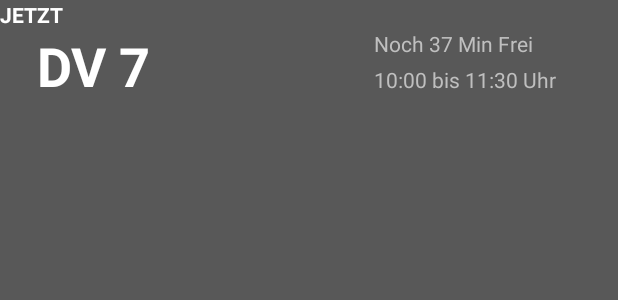
After one commit to MasterSS2018App/MasterAppSS2018, an Android app: the layout layout_lstentry.xml on its own in the app's theme, with its tools: preview values and no code run, on a phone screen of 412 x 824 dp. The commit adds this screen. Shown: the top 300 px of the screen. Run offline under Robolectric (Android 15) with nearby library versions, the phone set to English and light mode, and no system bars.

Commit message:
SQL fast fertig

```diff
--- a/app/src/main/java/com/hm_master/masterapp/MainActivity.java
+++ b/app/src/main/java/com/hm_master/masterapp/MainActivity.java
@@ -19,7 +19,7 @@ public class MainActivity extends AppCompatActivity
     public static Toolbar toolbar;
     public static MainActivity Instance;
     public static NavigationView navigationView;
-
+    public static DatabaseHelper SqLiteDB;
     /**
      * The {@link android.support.v4.view.PagerAdapter} that will provide
      * fragments for each of the sections. We use a
@@ -35,6 +35,8 @@ public class MainActivity extends AppCompatActivity
 
         super.onCreate(savedInstanceState);
         Instance = this;
+        SqLiteDB = new DatabaseHelper(this);
+
         setContentView(R.layout.activity_main);
         toolbar = (Toolbar) findViewById(R.id.toolbar);
         setSupportActionBar(toolbar);
--- /dev/null
+++ b/app/src/main/res/layout/layout_lstentry.xml
@@ -0,0 +1,86 @@
+<?xml version="1.0" encoding="utf-8"?>
+<android.support.constraint.ConstraintLayout
+    xmlns:android="http://schemas.android.com/apk/res/android"
+    xmlns:app="http://schemas.android.com/apk/res-auto"
+    xmlns:tools="http://schemas.android.com/tools"
+    android:layout_width="match_parent"
+    android:layout_height="match_parent"
+    android:background="@color/colorBackground">
+
+    <TableLayout
+        android:layout_width="match_parent"
+        android:layout_height="match_parent">
+
+        <TableRow
+            android:layout_width="match_parent"
+            android:layout_height="match_parent" >
+
+            <TextView
+                android:id="@+id/entry_When"
+                android:layout_width="wrap_content"
+                android:layout_height="wrap_content"
+                android:text="TextView"
+                android:textAllCaps="true"
+                android:textColor="@color/colorEntryRoom"
+                android:textStyle="bold"
+                tools:text="Jetzt" />
+        </TableRow>
+
+        <TableRow
+            android:layout_width="match_parent"
+            android:layout_height="match_parent"
+            android:orientation="vertical">
+
+            <LinearLayout
+                android:layout_width="374dp"
+                android:layout_height="match_parent">
+
+                <TextView
+                    android:id="@+id/entry_Room"
+                    android:layout_width="match_parent"
+                    android:layout_height="match_parent"
+                    android:layout_weight="1"
+                    android:text="TextView"
+                    android:textAlignment="center"
+                    android:textColor="@color/colorEntryRoom"
+                    android:textSize="36sp"
+                    android:textStyle="bold"
+                    tools:text="DV 7" />
+
+                <Space
+                    android:layout_width="match_parent"
+                    android:layout_height="match_parent"
+                    android:layout_weight="1" />
+
+                <LinearLayout
+                    android:layout_width="match_parent"
+                    android:layout_height="match_parent"
+                    android:layout_weight="1"
+                    android:orientation="vertical">
+
+                    <TextView
+                        android:id="@+id/entry_Duration"
+                        android:layout_width="wrap_content"
+                        android:layout_height="wrap_content"
+                        android:layout_gravity="left"
+                        android:layout_weight="1"
+                        android:text="TextView"
+                        android:textColor="@color/colorEntryDetails"
+                        tools:text="Noch 37 Min Frei" />
+
+                    <TextView
+                        android:id="@+id/entry_Time"
+                        android:layout_width="wrap_content"
+                        android:layout_height="wrap_content"
+                        android:layout_gravity="left"
+                        android:layout_weight="1"
+                        android:text="10:00 bis 11:30 Uhr"
+                        android:textColor="@color/colorEntryDetails" />
+                </LinearLayout>
+
+            </LinearLayout>
+
+        </TableRow>
+
+    </TableLayout>
+</android.support.constraint.ConstraintLayout>
--- a/app/src/main/res/values/colors.xml
+++ b/app/src/main/res/values/colors.xml
@@ -9,4 +9,9 @@
 
     <!-- Tabindexer Markierung -->
     <color name="TabIndexer">#dcdcdc</color>
+
+
+    <!-- List Entry -->
+    <color name="colorEntryRoom">#ffffff</color>
+    <color name="colorEntryDetails">#bfbfbf</color>
 </resources>
```
Also changed, not shown: app/src/main/java/com/hm_master/masterapp/DatabaseHelper.java (+136 -7 lines), app/src/main/java/com/hm_master/masterapp/Fragment_PCRoom_List.java (+44 -0 lines), app/src/main/java/com/hm_master/masterapp/TimeTableEntry.java (added, +127 -0 lines), app/src/main/res/layout/layout_pcroom_list.xml (+3 -6 lines), app/src/main/res/values/strings.xml (+9 -0 lines), app/src/main/assets/timetableSS2018.db (added).
